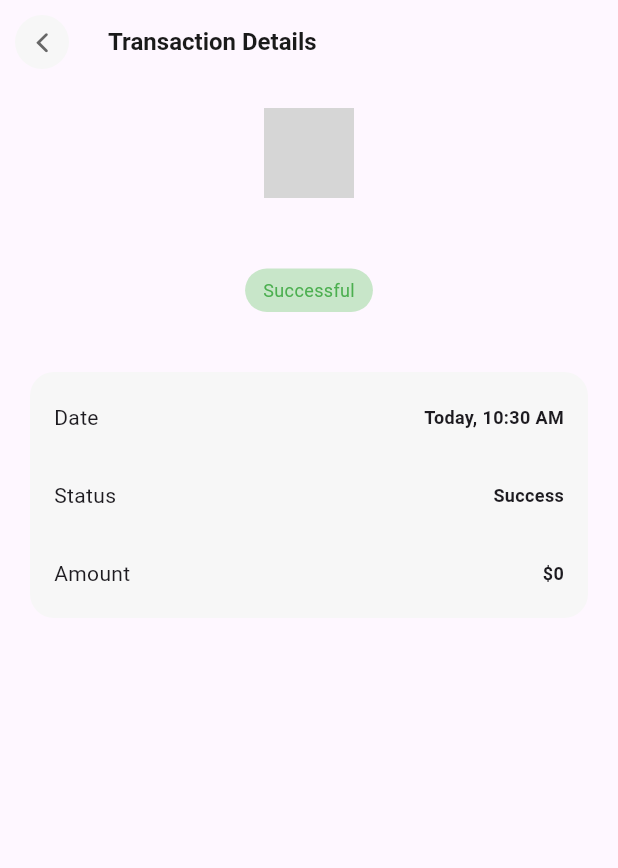
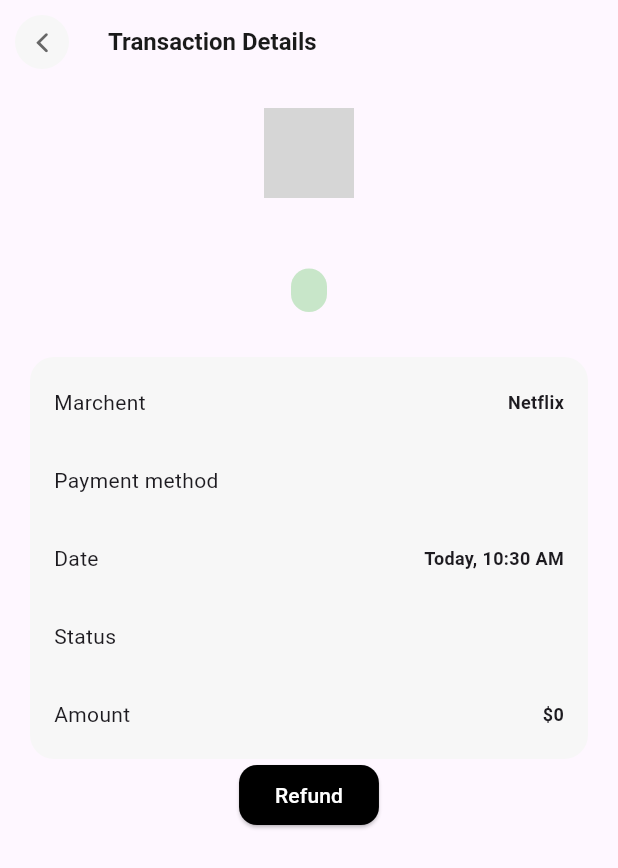
Before and after one commit to JustineUgo/finance-app, a Flutter app: the DetailsScreen screen opened directly with empty values, on a phone screen of 412 x 824 dp. Shown: the top 868 px of the screen. Run offline on Flutter 3.47's test engine with Material 3 defaults, Android fonts, the phone set to English and light mode, and no system bars; drawn by our look-alikes of cached_network_image; our stand-ins replace dio, equatable, fl_chart, flutter_bloc, go_router; missing offline and left inert: animation_list; network calls fail; grey boxes are pictures that could not be loaded.

Commit message:
transaction details

```diff
--- a/lib/src/models/transaction_response.dart
+++ b/lib/src/models/transaction_response.dart
@@ -1,17 +1,21 @@
 class TransactionResponse {
   final int? id;
   final String? name;
+  final String? merchant;
   final String? merchantLogo;
   final num? amount;
   final String? status;
+  final String? paymentMethod;
   final DateTime? time;
 
   TransactionResponse({
     this.id,
     this.name,
+    this.merchant,
     this.merchantLogo,
     this.amount,
     this.status,
+    this.paymentMethod,
     this.time,
   });
 
@@ -19,9 +23,11 @@ class TransactionResponse {
     return TransactionResponse(
       id: json['id'] as int?,
       name: json['name'] as String?,
+      merchant: json['merchant'] as String?,
       merchantLogo: json['merchantLogo'] as String?,
       amount: (json['amount'] as num?)?.toDouble(),
       status: json['status'] as String?,
+      paymentMethod: json['paymentMethod'] as String?,
       time: json['time'] != null ? DateTime.tryParse(json['time']) : null,
     );
   }
@@ -30,9 +36,11 @@ class TransactionResponse {
     return {
       'id': id,
       'name': name,
+      'merchant': merchant,
       'merchantLogo': merchantLogo,
       'amount': amount,
       'status': status,
+      'paymentMethod': paymentMethod,
       'time': time?.toIso8601String(),
     };
   }
--- a/lib/src/repository/repository.dart
+++ b/lib/src/repository/repository.dart
@@ -12,7 +12,7 @@ class RepositoryImpl implements Repository {
   @override
   Future getTransactions() async {
     final result = await networkService.makeRequest(
-      "e81f5319-5f6c-4f5d-8a92-6b331b09c51e",
+      "f5d68536-1f58-4be5-8266-248b440503e2",
       mode: NetworkMethod.get,
     );
     return result;
--- a/lib/src/screens/details_screen.dart
+++ b/lib/src/screens/details_screen.dart
@@ -13,6 +13,7 @@ class DetailsScreen extends StatefulWidget {
 }
 
 class _DetailsScreenState extends State<DetailsScreen> {
+  bool isRefunded = false;
   @override
   Widget build(BuildContext context) {
     return Scaffold(
@@ -85,24 +86,27 @@ class _DetailsScreenState extends State<DetailsScreen> {
                       const EdgeInsets.symmetric(vertical: 6, horizontal: 12),
                   decoration: BoxDecoration(
                     borderRadius: BorderRadius.circular(100),
-                    color: Colors.green.shade100,
+                    color: isRefunded ? Colors.black : Colors.green.shade100,
                   ),
                   child: Row(
                     mainAxisAlignment: MainAxisAlignment.center,
                     children: [
                       Text(
-                        'Successful',
+                        isRefunded
+                            ? 'Refunded'
+                            : widget.transaction.status ?? '',
                         style: TextStyle(
-                            fontSize: 12,
-                            fontWeight: FontWeight.w400,
-                            color: Colors.green),
+                          fontSize: 12,
+                          fontWeight: FontWeight.w400,
+                          color: isRefunded ? Colors.white : Colors.green,
+                        ),
                       )
                     ],
                   ),
                 ),
               ],
             ),
-            const SizedBox(height: 40),
+            const SizedBox(height: 30),
             Container(
               padding: const EdgeInsets.symmetric(vertical: 20, horizontal: 16),
               decoration: BoxDecoration(
@@ -112,6 +116,16 @@ class _DetailsScreenState extends State<DetailsScreen> {
               child: Column(
                 children: [
                   TransactionEntry(
+                    text: 'Marchent',
+                    value: 'Netflix',
+                  ),
+                  SizedBox(height: 32),
+                  TransactionEntry(
+                    text: 'Payment method',
+                    value: widget.transaction.paymentMethod ?? '',
+                  ),
+                  SizedBox(height: 32),
+                  TransactionEntry(
                     text: 'Date',
                     value:
                         Helper.formatTransactionDate(widget.transaction.time),
@@ -119,7 +133,7 @@ class _DetailsScreenState extends State<DetailsScreen> {
                   SizedBox(height: 32),
                   TransactionEntry(
                     text: 'Status',
-                    value: 'Success',
+                    value: widget.transaction.status ?? '',
                   ),
                   SizedBox(height: 32),
                   TransactionEntry(
@@ -129,6 +143,37 @@ class _DetailsScreenState extends State<DetailsScreen> {
                 ],
               ),
             ),
+            ElevatedButton(
+              onPressed: isRefunded
+                  ? null
+                  : () {
+                      setState(() {
+                        isRefunded = true;
+                      });
+                      ScaffoldMessenger.of(context).showSnackBar(
+                        SnackBar(
+                          content: Text("Transaction refunded!"),
+                          duration: Duration(seconds: 2),
+                        ),
+                      );
+                    },
+              style: ButtonStyle(
+                  foregroundColor: WidgetStatePropertyAll(Colors.white),
+                  backgroundColor: WidgetStateProperty.resolveWith<Color?>(
+                      (Set<WidgetState> states) {
+                    if (states.contains(WidgetState.disabled)) {
+                      return Colors.black.withValues(alpha: .5);
+                    }
+                    return Colors.black;
+                  }),
+                  shape: WidgetStatePropertyAll(
+                    RoundedRectangleBorder(
+                      borderRadius: BorderRadius.circular(12),
+                    ),
+                  )),
+              child: Text('Refund'),
+            ),
+            const SizedBox(height: 30),
           ],
         ),
       ),
```
